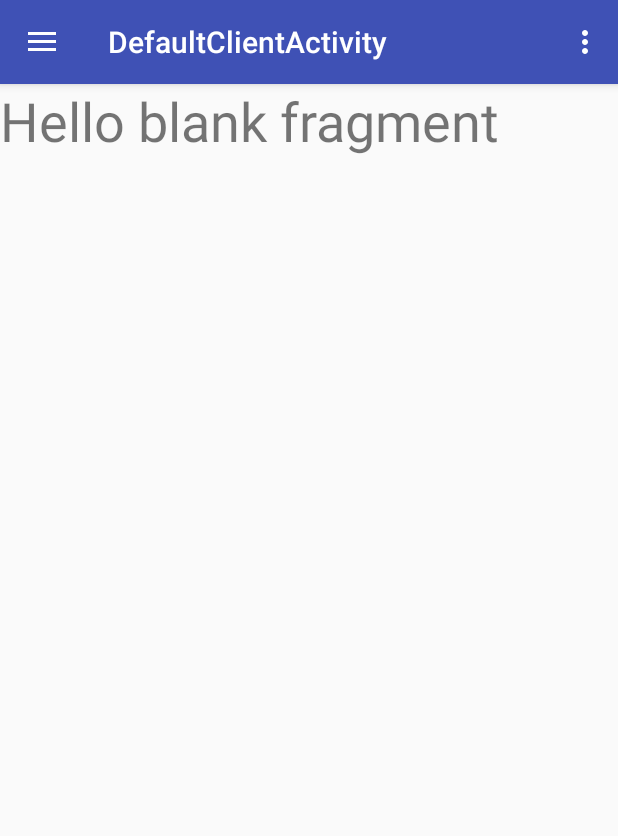
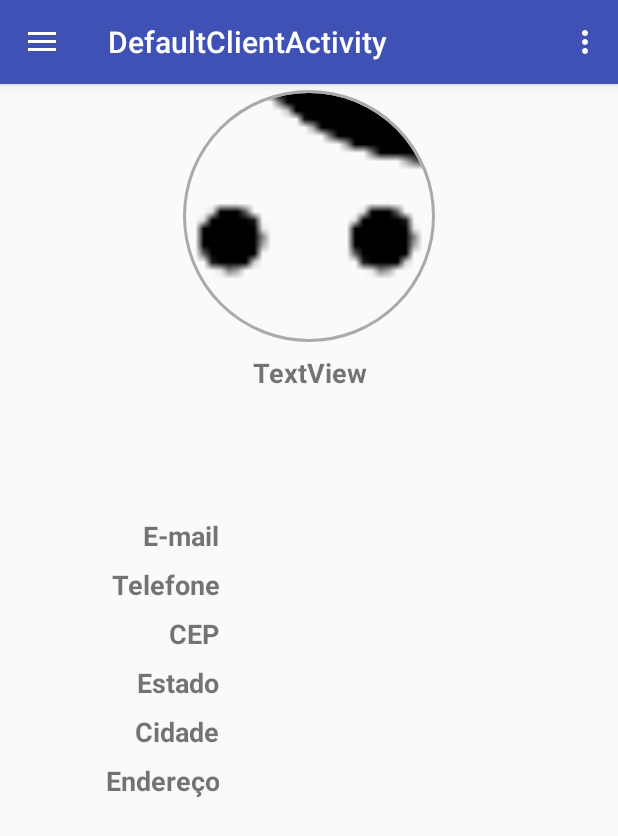
Before and after one commit to alyssonnarloch/delivery_service_app, an Android app: the DefaultClientActivity screen opened directly, with no data from a screen before it, in the options menu, after a tap on "Settings", on a phone screen of 412 x 824 dp. Shown: the top 836 px of the screen. Run offline under Robolectric (Android 15) with nearby library versions, the phone set to English and light mode, and no system bars; our stand-ins replace CircleImageView.

Commit message:
Detalhes do cliente

```diff
--- /dev/null
+++ b/app/src/main/java/com/app/narlocks/delivery_service_app/activity/ClientDetailsFragment.java
@@ -0,0 +1,23 @@
+package com.app.narlocks.delivery_service_app.activity;
+
+
+import android.os.Bundle;
+import android.support.v4.app.Fragment;
+import android.view.LayoutInflater;
+import android.view.View;
+import android.view.ViewGroup;
+
+public class ClientDetailsFragment extends Fragment {
+
+    public ClientDetailsFragment() {
+
+    }
+
+    @Override
+    public View onCreateView(LayoutInflater inflater, ViewGroup container,
+                             Bundle savedInstanceState) {
+
+        return inflater.inflate(R.layout.fragment_client_details, container, false);
+    }
+
+}
--- a/app/src/main/java/com/app/narlocks/delivery_service_app/activity/DefaultClientActivity.java
+++ b/app/src/main/java/com/app/narlocks/delivery_service_app/activity/DefaultClientActivity.java
@@ -9,8 +9,10 @@ import android.support.v4.widget.DrawerLayout;
 import android.support.v7.app.ActionBarDrawerToggle;
 import android.support.v7.app.AppCompatActivity;
 import android.support.v7.widget.Toolbar;
+import android.util.Log;
 import android.view.Menu;
 import android.view.MenuItem;
+import android.view.View;
 import android.widget.ImageView;
 import android.widget.TextView;
 
@@ -21,13 +23,10 @@ public class DefaultClientActivity extends AppCompatActivity
         implements NavigationView.OnNavigationItemSelectedListener {
 
 
-
     @Override
     protected void onCreate(Bundle savedInstanceState) {
         super.onCreate(savedInstanceState);
         setContentView(R.layout.activity_default_client);
-
-
 
         Toolbar toolbar = (Toolbar) findViewById(R.id.toolbar);
         setSupportActionBar(toolbar);
@@ -59,13 +58,26 @@ public class DefaultClientActivity extends AppCompatActivity
 
         SessionManager session = new SessionManager(getApplicationContext());
 
-        TextView tvUserName = (TextView) findViewById(R.id.tvUserName);;
+        TextView tvUserName = (TextView) findViewById(R.id.tvUserName);
         TextView tvUserEmail = (TextView) findViewById(R.id.tvUserEmail);
         ImageView ivProfileImage = (ImageView) findViewById(R.id.ivProfileImage);
 
         tvUserName.setText(session.getUserName());
         tvUserEmail.setText(session.getUserEmail());
         ivProfileImage.setImageBitmap(Image.base64ToBitmap(session.getUserProfileImage()));
+
+        ivProfileImage.setOnClickListener(new View.OnClickListener() {
+            @Override
+            public void onClick(View v) {
+                Fragment fragment = new ClientDetailsFragment();
+
+                FragmentManager fragmentManager = getSupportFragmentManager();
+                fragmentManager.beginTransaction().replace(R.id.content_default_client, fragment).commit();
+
+                DrawerLayout drawer = (DrawerLayout) findViewById(R.id.drawer_layout);
+                drawer.closeDrawer(GravityCompat.START);
+            }
+        });
 
         return true;
     }
@@ -95,7 +107,7 @@ public class DefaultClientActivity extends AppCompatActivity
         if (id == R.id.navMyProjects) {
             fragment = new TestFragment();
         }
-        if(fragment != null) {
+        if (fragment != null) {
             FragmentManager fragmentManager = getSupportFragmentManager();
             fragmentManager.beginTransaction().replace(R.id.content_default_client, fragment).commit();
         }
--- a/app/src/main/java/com/app/narlocks/delivery_service_app/activity/LoginActivity.java
+++ b/app/src/main/java/com/app/narlocks/delivery_service_app/activity/LoginActivity.java
@@ -52,6 +52,10 @@ public class LoginActivity extends AppCompatActivity {
                         SessionManager session = new SessionManager(getApplicationContext());
                         session.createLoginSession(user.getId(), user.getName(), user.getEmail(), user.getProfileImage());
 
+                        if(user.getType() != null && user.getType().equals("client")) {
+
+                        }
+
                         Intent i = new Intent(LoginActivity.this, DefaultClientActivity.class);
                         i.setFlags(Intent.FLAG_ACTIVITY_REORDER_TO_FRONT);
                         startActivity(i);
--- a/app/src/main/java/com/app/narlocks/delivery_service_app/activity/TestFragment.java
+++ b/app/src/main/java/com/app/narlocks/delivery_service_app/activity/TestFragment.java
@@ -16,8 +16,7 @@ public class TestFragment extends Fragment {
 
 
     @Override
-    public View onCreateView(LayoutInflater inflater, ViewGroup container,
-                             Bundle savedInstanceState) {
+    public View onCreateView(LayoutInflater inflater, ViewGroup container, Bundle savedInstanceState) {
 
         return inflater.inflate(R.layout.fragment_test, container, false);
     }
--- /dev/null
+++ b/app/src/main/res/layout/fragment_client_details.xml
@@ -0,0 +1,195 @@
+<FrameLayout xmlns:android="http://schemas.android.com/apk/res/android"
+    xmlns:tools="http://schemas.android.com/tools"
+    android:layout_width="match_parent"
+    android:layout_height="match_parent"
+    tools:context="com.app.narlocks.delivery_service_app.activity.ClientDetailsFragment">
+
+    <!-- TODO: Update blank fragment layout -->
+
+    <LinearLayout
+        android:orientation="vertical"
+        android:layout_width="match_parent"
+        android:layout_height="match_parent">
+
+        <de.hdodenhof.circleimageview.CircleImageView
+            xmlns:app="http://schemas.android.com/apk/res-auto"
+            android:id="@+id/ivProfileImage"
+            android:layout_width="match_parent"
+            android:layout_height="176dp"
+            android:src="@mipmap/ic_face_black_48dp"
+            android:layout_gravity="top|center_horizontal"
+            app:civ_border_width="2dp"
+            app:civ_border_color="@android:color/darker_gray"
+            android:padding="4dp" />
+
+        <TextView
+            android:text="TextView"
+            android:layout_width="match_parent"
+            android:layout_height="wrap_content"
+            android:id="@+id/tvName"
+            android:textSize="18sp"
+            android:textStyle="normal|bold"
+            android:padding="4dp"
+            android:gravity="center_horizontal" />
+
+        <LinearLayout
+            android:orientation="horizontal"
+            android:layout_width="match_parent"
+            android:layout_height="38dp"></LinearLayout>
+
+        <LinearLayout
+            android:orientation="horizontal"
+            android:layout_width="match_parent"
+            android:layout_height="38dp"></LinearLayout>
+
+        <LinearLayout
+            android:orientation="horizontal"
+            android:layout_width="match_parent"
+            android:layout_height="wrap_content">
+
+            <TextView
+                android:text="@string/email"
+                android:layout_width="150dp"
+                android:layout_height="wrap_content"
+                android:id="@+id/textView8"
+                android:textSize="18sp"
+                android:textStyle="normal|bold"
+                android:padding="4dp"
+                android:gravity="right" />
+
+            <TextView
+                android:layout_width="193dp"
+                android:layout_height="wrap_content"
+                android:id="@+id/tvEmail"
+                android:textSize="18sp"
+                android:padding="4dp"
+                android:layout_weight="1"
+                android:gravity="left" />
+        </LinearLayout>
+
+        <LinearLayout
+            android:orientation="horizontal"
+            android:layout_width="match_parent"
+            android:layout_height="wrap_content">
+
+            <TextView
+                android:text="@string/phone"
+                android:layout_width="150dp"
+                android:layout_height="wrap_content"
+                android:id="@+id/textView8"
+                android:textSize="18sp"
+                android:textStyle="normal|bold"
+                android:padding="4dp"
+                android:gravity="right" />
+
+            <TextView
+                android:layout_width="193dp"
+                android:layout_height="wrap_content"
+                android:id="@+id/tvPhone"
+                android:textSize="18sp"
+                android:padding="4dp"
+                android:layout_weight="1"
+                android:gravity="left" />
+        </LinearLayout>
+
+        <LinearLayout
+            android:orientation="horizontal"
+            android:layout_width="match_parent"
+            android:layout_height="wrap_content">
+
+            <TextView
+                android:text="@string/zip_code"
+                android:layout_width="150dp"
+                android:layout_height="wrap_content"
+                android:id="@+id/textView8"
+                android:textSize="18sp"
+                android:textStyle="normal|bold"
+                android:padding="4dp"
+                android:gravity="right" />
+
+            <TextView
+                android:layout_width="193dp"
+                android:layout_height="wrap_content"
+                android:id="@+id/tvZipCode"
+                android:textSize="18sp"
+                android:padding="4dp"
+                android:layout_weight="1"
+                android:gravity="left" />
+        </LinearLayout>
+
+        <LinearLayout
+            android:orientation="horizontal"
+            android:layout_width="match_parent"
+            android:layout_height="wrap_content">
+
+            <TextView
+                android:text="@string/state"
+                android:layout_width="150dp"
+                android:layout_height="wrap_content"
+                android:id="@+id/textView8"
+                android:textSize="18sp"
+                android:textStyle="normal|bold"
+                android:padding="4dp"
+                android:gravity="right" />
+
+            <TextView
+                android:layout_width="193dp"
+                android:layout_height="wrap_content"
+                android:id="@+id/tvState"
+                android:textSize="18sp"
+                android:padding="4dp"
+                android:layout_weight="1"
+                android:gravity="left" />
+        </LinearLayout>
+
+        <LinearLayout
+            android:orientation="horizontal"
+            android:layout_width="match_parent"
+            android:layout_height="wrap_content">
+
+            <TextView
+                android:text="@string/city"
+                android:layout_width="150dp"
+                android:layout_height="wrap_content"
+                android:id="@+id/textView8"
+                android:textSize="18sp"
+                android:textStyle="normal|bold"
+                android:padding="4dp"
+                android:gravity="right" />
+
+            <TextView
+                android:layout_width="193dp"
+                android:layout_height="wrap_content"
+                android:id="@+id/tvCity"
+                android:textSize="18sp"
+                android:padding="4dp"
+                android:layout_weight="1"
+                android:gravity="left" />
+        </LinearLayout>
+
+        <LinearLayout
+            android:orientation="horizontal"
+            android:layout_width="match_parent"
+            android:layout_height="wrap_content">
+
+            <TextView
+                android:text="@string/address"
+                android:layout_width="150dp"
+                android:layout_height="wrap_content"
+                android:id="@+id/textView8"
+                android:textSize="18sp"
+                android:textStyle="normal|bold"
+                android:padding="4dp"
+                android:gravity="right" />
+
+            <TextView
+                android:layout_width="193dp"
+                android:layout_height="wrap_content"
+                android:id="@+id/tvAddress"
+                android:textSize="18sp"
+                android:padding="4dp"
+                android:layout_weight="1"
+                android:gravity="left" />
+        </LinearLayout>
+    </LinearLayout>
+</FrameLayout>
--- a/app/src/main/res/layout/nav_header_default_client.xml
+++ b/app/src/main/res/layout/nav_header_default_client.xml
@@ -21,7 +21,8 @@
         android:paddingTop="@dimen/nav_header_vertical_spacing"
         app:civ_border_width="2dp"
         app:civ_border_color="@android:color/darker_gray"
-        android:layout_weight="0.87" />
+        android:layout_weight="0.87"
+        android:onClick="onClickProfile" />
 
     <TextView
         android:layout_width="match_parent"
--- a/app/src/main/res/values/strings.xml
+++ b/app/src/main/res/values/strings.xml
@@ -37,4 +37,12 @@
     <string name="menu_favorite_service_provider">Prestadores Favoritos</string>
     <string name="menu_evaluation">Avaliações Recebidas</string>
     <string name="menu_exit">Sair</string>
+
+    <!-- Labels -->
+    <string name="email">E-mail</string>
+    <string name="phone">Telefone</string>
+    <string name="zip_code">CEP</string>
+    <string name="state">Estado</string>
+    <string name="city">Cidade</string>
+    <string name="address">Endereço</string>
 </resources>
--- a/app/src/main/res/values/styles.xml
+++ b/app/src/main/res/values/styles.xml
@@ -30,4 +30,6 @@
     <style name="ExternalTheme.AppBarOverlay" parent="ThemeOverlay.AppCompat.Dark.ActionBar" />
 
     <style name="ExternalTheme.PopupOverlay" parent="ThemeOverlay.AppCompat.Light" />
+
+
 </resources>
```
